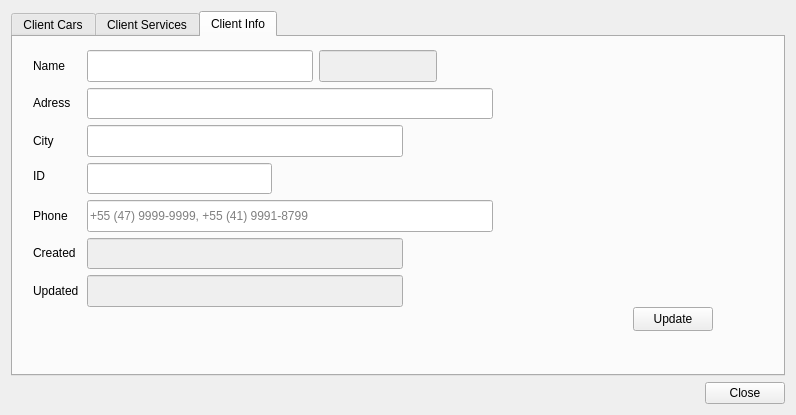
bedi1982/Oficina, file Client_Services_History.ui: the form before one commit.
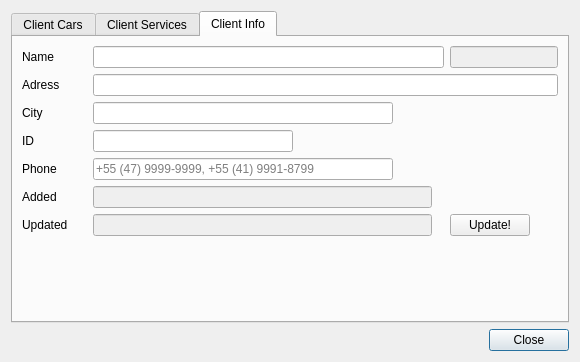
The form after the commit. The open tabs and pages were chosen to show the change. Icons and pictures are not drawn.

Patch:
```diff
--- a/Client_Services_History.ui
+++ b/Client_Services_History.ui
@@ -6,8 +6,8 @@
    <rect>
     <x>0</x>
     <y>0</y>
-    <width>796</width>
-    <height>415</height>
+    <width>580</width>
+    <height>362</height>
    </rect>
   </property>
   <property name="sizePolicy">
@@ -24,7 +24,33 @@
     <normaloff>:/emoticons/service.png</normaloff>:/emoticons/service.png</iconset>
   </property>
   <layout class="QGridLayout" name="gridLayout">
-   <item row="0" column="6" colspan="4">
+   <item row="2" column="11">
+    <widget class="QPushButton" name="btn_CLose">
+     <property name="sizePolicy">
+      <sizepolicy hsizetype="Maximum" vsizetype="Maximum">
+       <horstretch>0</horstretch>
+       <verstretch>0</verstretch>
+      </sizepolicy>
+     </property>
+     <property name="text">
+      <string>Close</string>
+     </property>
+    </widget>
+   </item>
+   <item row="2" column="10">
+    <spacer name="horizontalSpacer">
+     <property name="orientation">
+      <enum>Qt::Horizontal</enum>
+     </property>
+     <property name="sizeHint" stdset="0">
+      <size>
+       <width>40</width>
+       <height>20</height>
+      </size>
+     </property>
+    </spacer>
+   </item>
+   <item row="0" column="6" colspan="6">
     <widget class="QTabWidget" name="tab_Client_History">
      <property name="currentIndex">
       <number>0</number>
@@ -100,27 +126,88 @@
          </property>
         </widget>
        </item>
+       <item row="0" column="0">
+        <widget class="QLabel" name="lbl_Client_Name">
+         <property name="sizePolicy">
+          <sizepolicy hsizetype="Maximum" vsizetype="Maximum">
+           <horstretch>0</horstretch>
+           <verstretch>0</verstretch>
+          </sizepolicy>
+         </property>
+         <property name="text">
+          <string>Double click to manage a service.</string>
+         </property>
+        </widget>
+       </item>
       </layout>
      </widget>
      <widget class="QWidget" name="tab_Client_Info">
       <attribute name="title">
        <string>Client Info</string>
       </attribute>
+      <layout class="QGridLayout" name="gridLayout_4">
+       <item row="0" column="5">
+        <widget class="QLineEdit" name="line_SysID">
+         <property name="enabled">
+          <bool>false</bool>
+         </property>
+         <property name="sizePolicy">
+          <sizepolicy hsizetype="Maximum" vsizetype="Maximum">
+           <horstretch>0</horstretch>
+           <verstretch>0</verstretch>
+          </sizepolicy>
+         </property>
+        </widget>
+       </item>
+       <item row="3" column="2" colspan="3">
+        <widget class="QLineEdit" name="line_City">
+         <property name="sizePolicy">
+          <sizepolicy hsizetype="MinimumExpanding" vsizetype="Maximum">
+           <horstretch>0</horstretch>
+           <verstretch>0</verstretch>
+          </sizepolicy>
+         </property>
+         <property name="maximumSize">
+          <size>
+           <width>300</width>
+           <height>16777215</height>
+          </size>
+         </property>
+         <property name="text">
+          <string/>
+         </property>
+         <property name="maxLength">
+          <number>30</number>
+         </property>
+        </widget>
+       </item>
+       <item row="9" column="2">
+        <spacer name="verticalSpacer">
+         <property name="orientation">
+          <enum>Qt::Vertical</enum>
+         </property>
+         <property name="sizeHint" stdset="0">
+          <size>
+           <width>20</width>
+           <height>40</height>
+          </size>
+         </property>
+        </spacer>
+       </item>
+       <item row="5" column="2">
       <widget class="QLineEdit" name="line_Phone">
-       <property name="geometry">
-        <rect>
-         <x>74</x>
-         <y>163</y>
-         <width>406</width>
-         <height>32</height>
-        </rect>
-       </property>
        <property name="sizePolicy">
         <sizepolicy hsizetype="MinimumExpanding" vsizetype="Maximum">
          <horstretch>0</horstretch>
          <verstretch>0</verstretch>
         </sizepolicy>
        </property>
+         <property name="maximumSize">
+          <size>
+           <width>300</width>
+           <height>16777215</height>
+          </size>
+         </property>
        <property name="text">
         <string/>
        </property>
@@ -131,100 +218,9 @@
         <string>+55 (47) 9999-9999, +55 (41) 9991-8799</string>
        </property>
       </widget>
-      <widget class="QLineEdit" name="line_Created_At">
-       <property name="enabled">
-        <bool>false</bool>
-       </property>
-       <property name="geometry">
-        <rect>
-         <x>74</x>
-         <y>201</y>
-         <width>316</width>
-         <height>31</height>
-        </rect>
-       </property>
-       <property name="sizePolicy">
-        <sizepolicy hsizetype="MinimumExpanding" vsizetype="Fixed">
-         <horstretch>0</horstretch>
-         <verstretch>0</verstretch>
-        </sizepolicy>
-       </property>
-       <property name="text">
-        <string/>
-       </property>
-       <property name="maxLength">
-        <number>40</number>
-       </property>
-       <property name="placeholderText">
-        <string/>
-       </property>
-      </widget>
-      <widget class="QLabel" name="lbl_Created_At">
-       <property name="geometry">
-        <rect>
-         <x>20</x>
-         <y>207</y>
-         <width>44</width>
-         <height>18</height>
-        </rect>
-       </property>
-       <property name="sizePolicy">
-        <sizepolicy hsizetype="Maximum" vsizetype="Maximum">
-         <horstretch>0</horstretch>
-         <verstretch>0</verstretch>
-        </sizepolicy>
-       </property>
-       <property name="text">
-        <string>Created</string>
-       </property>
-      </widget>
-      <widget class="QLabel" name="lbl_Updated_At">
-       <property name="geometry">
-        <rect>
-         <x>20</x>
-         <y>245</y>
-         <width>48</width>
-         <height>18</height>
-        </rect>
-       </property>
-       <property name="sizePolicy">
-        <sizepolicy hsizetype="Maximum" vsizetype="Maximum">
-         <horstretch>0</horstretch>
-         <verstretch>0</verstretch>
-        </sizepolicy>
-       </property>
-       <property name="text">
-        <string>Updated</string>
-       </property>
-      </widget>
-      <widget class="QLabel" name="lbl_City">
-       <property name="geometry">
-        <rect>
-         <x>20</x>
-         <y>95</y>
-         <width>21</width>
-         <height>18</height>
-        </rect>
-       </property>
-       <property name="sizePolicy">
-        <sizepolicy hsizetype="Maximum" vsizetype="Maximum">
-         <horstretch>0</horstretch>
-         <verstretch>0</verstretch>
-        </sizepolicy>
-       </property>
-       <property name="text">
-        <string>City</string>
-       </property>
-      </widget>
+       </item>
+       <item row="1" column="2" colspan="4">
       <widget class="QLineEdit" name="line_Address">
-       <property name="geometry">
-        <rect>
-         <x>74</x>
-         <y>51</y>
-         <width>406</width>
-         <height>31</height>
-        </rect>
-       </property>
        <property name="sizePolicy">
         <sizepolicy hsizetype="MinimumExpanding" vsizetype="Maximum">
          <horstretch>0</horstretch>
@@ -241,15 +237,9 @@
         <string/>
        </property>
       </widget>
+       </item>
+       <item row="0" column="2" colspan="3">
       <widget class="QLineEdit" name="line_Name">
-       <property name="geometry">
-        <rect>
-         <x>74</x>
-         <y>13</y>
-         <width>226</width>
-         <height>32</height>
-        </rect>
-       </property>
        <property name="sizePolicy">
         <sizepolicy hsizetype="MinimumExpanding" vsizetype="Minimum">
          <horstretch>0</horstretch>
@@ -266,14 +256,11 @@
         <string/>
        </property>
       </widget>
-      <widget class="QLineEdit" name="line_Personal_ID">
-       <property name="geometry">
-        <rect>
-         <x>74</x>
-         <y>126</y>
-         <width>185</width>
-         <height>31</height>
-        </rect>
+       </item>
+       <item row="8" column="2">
+        <widget class="QLineEdit" name="line_Updated_At">
+         <property name="enabled">
+          <bool>false</bool>
        </property>
        <property name="sizePolicy">
         <sizepolicy hsizetype="MinimumExpanding" vsizetype="Maximum">
@@ -285,18 +272,15 @@
         <string/>
        </property>
        <property name="maxLength">
-        <number>15</number>
-       </property>
-      </widget>
+          <number>40</number>
+         </property>
+         <property name="placeholderText">
+          <string/>
+         </property>
+        </widget>
+       </item>
+       <item row="1" column="0">
       <widget class="QLabel" name="lbl_Adress">
-       <property name="geometry">
-        <rect>
-         <x>20</x>
-         <y>57</y>
-         <width>38</width>
-         <height>18</height>
-        </rect>
-       </property>
        <property name="sizePolicy">
         <sizepolicy hsizetype="Maximum" vsizetype="Maximum">
          <horstretch>0</horstretch>
@@ -307,84 +291,9 @@
         <string>Adress</string>
        </property>
       </widget>
-      <widget class="QLineEdit" name="line_City">
-       <property name="geometry">
-        <rect>
-         <x>74</x>
-         <y>88</y>
-         <width>316</width>
-         <height>32</height>
-        </rect>
-       </property>
-       <property name="sizePolicy">
-        <sizepolicy hsizetype="MinimumExpanding" vsizetype="Maximum">
-         <horstretch>0</horstretch>
-         <verstretch>0</verstretch>
-        </sizepolicy>
-       </property>
-       <property name="text">
-        <string/>
-       </property>
-       <property name="maxLength">
-        <number>30</number>
-       </property>
-      </widget>
-      <widget class="QLineEdit" name="line_Updated_At">
-       <property name="enabled">
-        <bool>false</bool>
-       </property>
-       <property name="geometry">
-        <rect>
-         <x>74</x>
-         <y>238</y>
-         <width>316</width>
-         <height>32</height>
-        </rect>
-       </property>
-       <property name="sizePolicy">
-        <sizepolicy hsizetype="MinimumExpanding" vsizetype="Maximum">
-         <horstretch>0</horstretch>
-         <verstretch>0</verstretch>
-        </sizepolicy>
-       </property>
-       <property name="text">
-        <string/>
-       </property>
-       <property name="maxLength">
-        <number>40</number>
-       </property>
-       <property name="placeholderText">
-        <string/>
-       </property>
-      </widget>
-      <widget class="QLineEdit" name="line_SysID">
-       <property name="enabled">
-        <bool>false</bool>
-       </property>
-       <property name="geometry">
-        <rect>
-         <x>306</x>
-         <y>13</y>
-         <width>118</width>
-         <height>32</height>
-        </rect>
-       </property>
-       <property name="sizePolicy">
-        <sizepolicy hsizetype="Maximum" vsizetype="Maximum">
-         <horstretch>0</horstretch>
-         <verstretch>0</verstretch>
-        </sizepolicy>
-       </property>
-      </widget>
+       </item>
+       <item row="0" column="0">
       <widget class="QLabel" name="lbl_Name">
-       <property name="geometry">
-        <rect>
-         <x>20</x>
-         <y>20</y>
-         <width>34</width>
-         <height>18</height>
-        </rect>
-       </property>
        <property name="sizePolicy">
         <sizepolicy hsizetype="Maximum" vsizetype="Maximum">
          <horstretch>0</horstretch>
@@ -395,15 +304,57 @@
         <string>Name</string>
        </property>
       </widget>
+       </item>
+       <item row="7" column="0">
+        <widget class="QLabel" name="lbl_Created_At">
+         <property name="sizePolicy">
+          <sizepolicy hsizetype="Maximum" vsizetype="Maximum">
+           <horstretch>0</horstretch>
+           <verstretch>0</verstretch>
+          </sizepolicy>
+         </property>
+         <property name="text">
+          <string>Added</string>
+         </property>
+        </widget>
+       </item>
+       <item row="7" column="2">
+        <widget class="QLineEdit" name="line_Created_At">
+         <property name="enabled">
+          <bool>false</bool>
+         </property>
+         <property name="sizePolicy">
+          <sizepolicy hsizetype="MinimumExpanding" vsizetype="Fixed">
+           <horstretch>0</horstretch>
+           <verstretch>0</verstretch>
+          </sizepolicy>
+         </property>
+         <property name="text">
+          <string/>
+         </property>
+         <property name="maxLength">
+          <number>40</number>
+         </property>
+         <property name="placeholderText">
+          <string/>
+         </property>
+        </widget>
+       </item>
+       <item row="3" column="0">
+        <widget class="QLabel" name="lbl_City">
+         <property name="sizePolicy">
+          <sizepolicy hsizetype="Maximum" vsizetype="Maximum">
+           <horstretch>0</horstretch>
+           <verstretch>0</verstretch>
+          </sizepolicy>
+         </property>
+         <property name="text">
+          <string>City</string>
+         </property>
+        </widget>
+       </item>
+       <item row="5" column="0">
       <widget class="QLabel" name="lbl_Phone">
-       <property name="geometry">
-        <rect>
-         <x>20</x>
-         <y>170</y>
-         <width>36</width>
-         <height>18</height>
-        </rect>
-       </property>
        <property name="sizePolicy">
         <sizepolicy hsizetype="Maximum" vsizetype="Maximum">
          <horstretch>0</horstretch>
@@ -414,15 +365,9 @@
         <string>Phone</string>
        </property>
       </widget>
+       </item>
+       <item row="4" column="0">
       <widget class="QLabel" name="lbl_ID">
-       <property name="geometry">
-        <rect>
-         <x>20</x>
-         <y>130</y>
-         <width>53</width>
-         <height>18</height>
-        </rect>
-       </property>
        <property name="sizePolicy">
         <sizepolicy hsizetype="Maximum" vsizetype="Maximum">
          <horstretch>0</horstretch>
@@ -433,31 +378,50 @@
         <string>ID</string>
        </property>
       </widget>
-      <widget class="QLabel" name="label">
-       <property name="geometry">
-        <rect>
-         <x>490</x>
-         <y>10</y>
-         <width>261</width>
-         <height>151</height>
-        </rect>
+       </item>
+       <item row="8" column="0">
+        <widget class="QLabel" name="lbl_Updated_At">
+         <property name="sizePolicy">
+          <sizepolicy hsizetype="Maximum" vsizetype="Maximum">
+           <horstretch>0</horstretch>
+           <verstretch>0</verstretch>
+          </sizepolicy>
+         </property>
+         <property name="minimumSize">
+          <size>
+           <width>65</width>
+           <height>0</height>
+          </size>
+         </property>
+         <property name="text">
+          <string>Updated</string>
+         </property>
+        </widget>
+       </item>
+       <item row="4" column="2">
+        <widget class="QLineEdit" name="line_Personal_ID">
+         <property name="sizePolicy">
+          <sizepolicy hsizetype="MinimumExpanding" vsizetype="Maximum">
+           <horstretch>0</horstretch>
+           <verstretch>0</verstretch>
+          </sizepolicy>
+         </property>
+         <property name="maximumSize">
+          <size>
+           <width>200</width>
+           <height>16777215</height>
+          </size>
        </property>
        <property name="text">
         <string/>
        </property>
-       <property name="pixmap">
-        <pixmap resource="images/images.qrc">:/emoticons/sport-car.png</pixmap>
-       </property>
-      </widget>
+         <property name="maxLength">
+          <number>15</number>
+         </property>
+        </widget>
+       </item>
+       <item row="8" column="5">
       <widget class="QPushButton" name="btn_Update_Client">
-       <property name="geometry">
-        <rect>
-         <x>620</x>
-         <y>270</y>
-         <width>80</width>
-         <height>24</height>
-        </rect>
-       </property>
        <property name="sizePolicy">
         <sizepolicy hsizetype="Maximum" vsizetype="Maximum">
          <horstretch>0</horstretch>
@@ -468,7 +432,7 @@
         <enum>Qt::LeftToRight</enum>
        </property>
        <property name="text">
-        <string>Update</string>
+          <string>Update!</string>
        </property>
        <property name="icon">
         <iconset resource="images/images.qrc">
@@ -481,46 +445,9 @@
         </size>
        </property>
       </widget>
-     </widget>
-    </widget>
-   </item>
-   <item row="1" column="9">
-    <widget class="QPushButton" name="btn_CLose">
-     <property name="sizePolicy">
-      <sizepolicy hsizetype="Maximum" vsizetype="Maximum">
-       <horstretch>0</horstretch>
-       <verstretch>0</verstretch>
-      </sizepolicy>
-     </property>
-     <property name="text">
-      <string>Close</string>
-     </property>
-    </widget>
-   </item>
-   <item row="1" column="8">
-    <spacer name="horizontalSpacer">
-     <property name="orientation">
-      <enum>Qt::Horizontal</enum>
-     </property>
-     <property name="sizeHint" stdset="0">
-      <size>
-       <width>40</width>
-       <height>20</height>
-      </size>
-     </property>
-    </spacer>
-   </item>
-   <item row="1" column="7">
-    <widget class="QLabel" name="lbl_Client_Name">
-     <property name="sizePolicy">
-      <sizepolicy hsizetype="Maximum" vsizetype="Maximum">
-       <horstretch>0</horstretch>
-       <verstretch>0</verstretch>
-      </sizepolicy>
-     </property>
-     <property name="text">
-      <string/>
-     </property>
+       </item>
+      </layout>
+     </widget>
     </widget>
    </item>
   </layout>
```
Left out of the diff: 41 changed lines with no effect on the pictures. Lines whose indentation alone changed are shown as unchanged.
